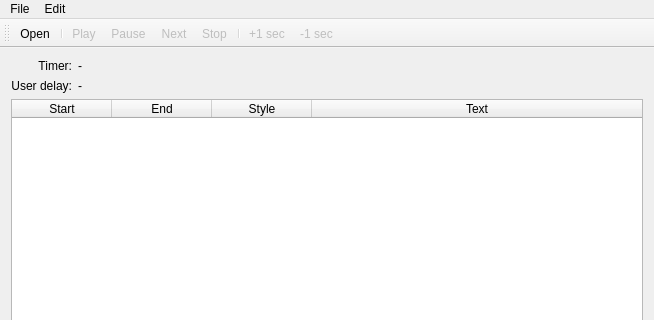
Before: the Qt Designer form mainwindow.ui in Subtivals/subtivals, drawn with Qt 5; both pictures show x 0 to 654 and y 0 to 320 of the 654 by 500 pixel window.
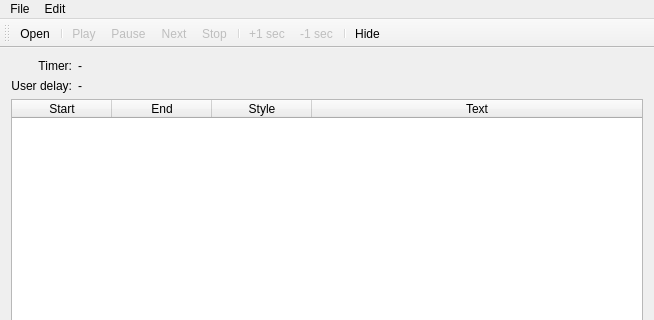
After: the same form once the commit is applied.

Commit message: Manual mode : hide display

```diff
--- a/mainwindow.ui
+++ b/mainwindow.ui
@@ -151,6 +151,8 @@
    <addaction name="separator"/>
    <addaction name="actionAdd1Sec"/>
    <addaction name="actionSub1Sec"/>
+   <addaction name="separator"/>
+   <addaction name="actionHide"/>
   </widget>
   <widget class="QStatusBar" name="statusBar"/>
   <action name="actionOpen">
@@ -222,6 +224,17 @@
     <string>Space</string>
    </property>
   </action>
+  <action name="actionHide">
+   <property name="checkable">
+    <bool>true</bool>
+   </property>
+   <property name="text">
+    <string>Hide</string>
+   </property>
+   <property name="shortcut">
+    <string>H</string>
+   </property>
+  </action>
  </widget>
  <layoutdefault spacing="6" margin="11"/>
  <resources/>
```
Left out of the diff: 21 changed lines with no effect on the pictures. The commit also changes 5 other files.
